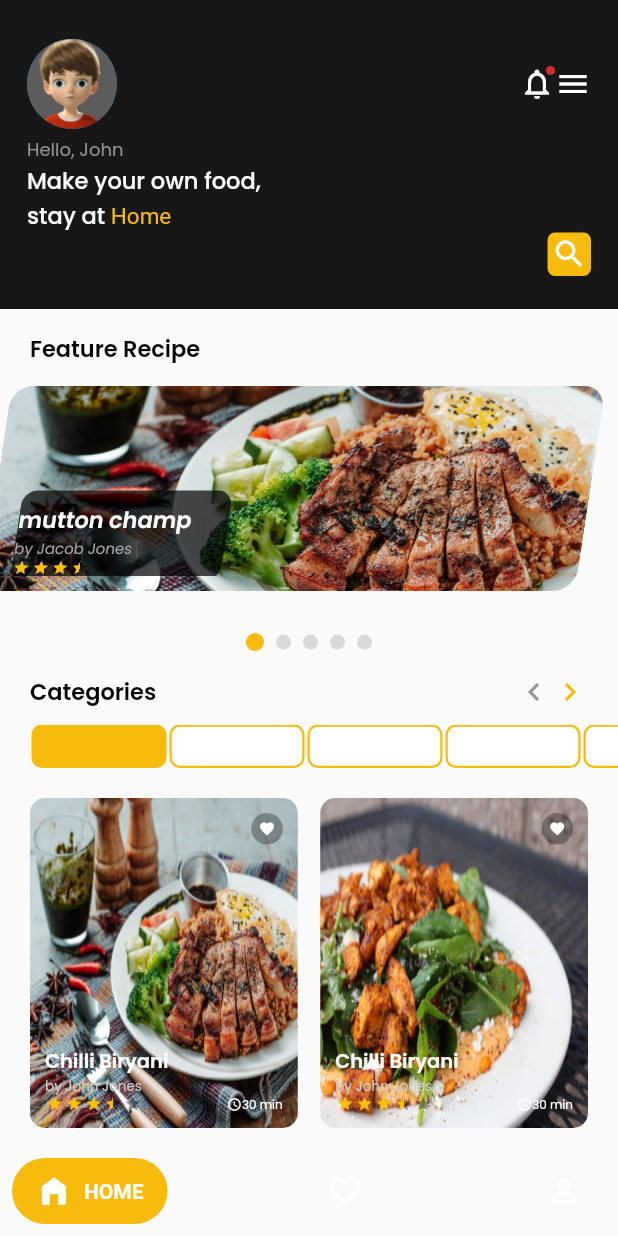
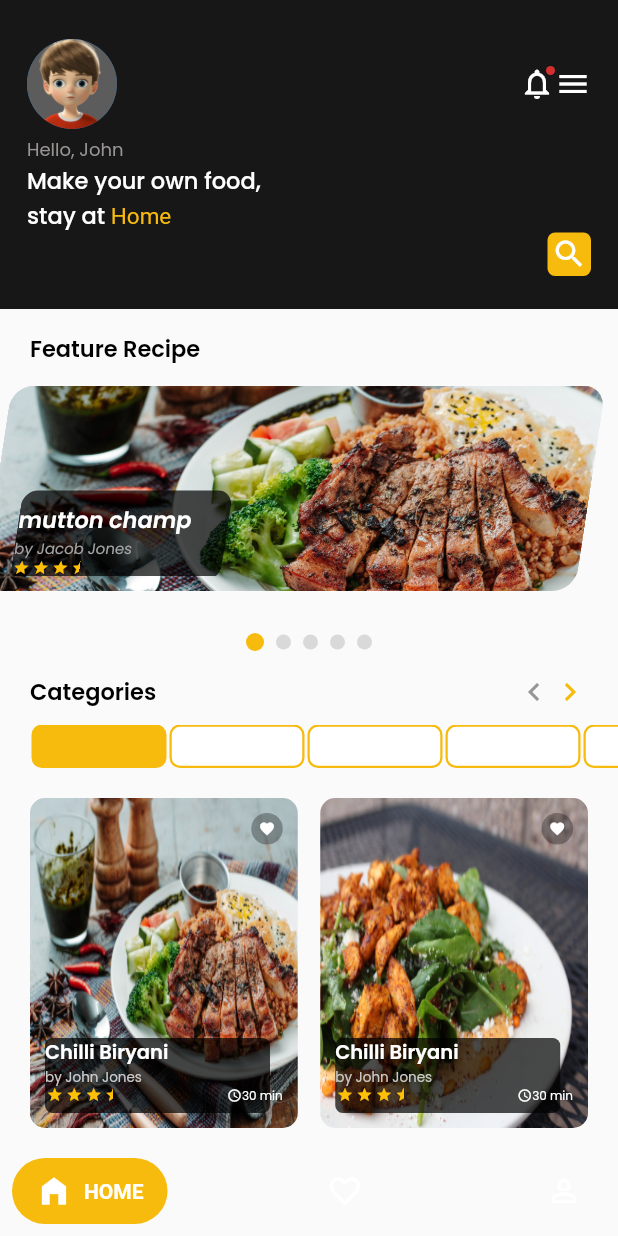
Before and after one commit to MuaazShafi/streetfood, a Flutter app: the HomeScreen screen opened directly, on a phone screen of 412 x 824 dp. Run offline on Flutter 3.47's test engine with Material 2 defaults, Android fonts, the phone set to English and light mode, and no system bars; drawn by our look-alikes of flutter_rating_bar, salomon_bottom_bar.

Commit message:
farooq second commit

```diff
--- a/lib/screen_home.dart
+++ b/lib/screen_home.dart
@@ -499,7 +499,17 @@ class _HomeScreenState extends State<HomeScreen> {
                             Spacer(),
                             Align(
                               alignment: Alignment.bottomLeft,
-                              child: Column(
+                              child: Stack(
+                                children: [
+                                  Container(
+                                    height: 50,
+                                    width: 150,
+                                    decoration: BoxDecoration(
+                                      color: Colors.black.withOpacity(0.7),
+                                      borderRadius: BorderRadius.circular(5),
+                                    ),
+                                  ),
+                                  Column(
                                     crossAxisAlignment: CrossAxisAlignment.start,
                                     children: [
                                       Text(
@@ -550,6 +560,8 @@ class _HomeScreenState extends State<HomeScreen> {
                                               fontSize: 8,
                                               fontFamily: 'PoppinsRegular',
                                             ),
+                                          ),
+                                        ],
                                       ),
                                     ],
                                   ),
```
Lines whose indentation alone changed are shown as unchanged.
